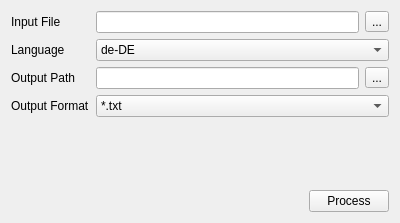
Before: the Qt Designer form ui/pystt_main.ui in olk90/pyToolbox, drawn with Qt 5.
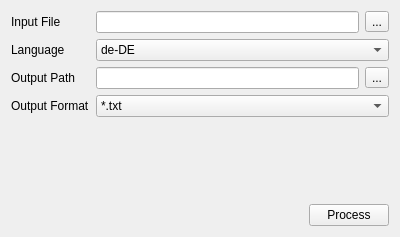
After: the same form once the commit is applied.

Commit message: first draft of file processing

What changed in the file:
```diff
--- a/ui/pystt_main.ui
+++ b/ui/pystt_main.ui
@@ -7,7 +7,7 @@
     <x>0</x>
     <y>0</y>
     <width>400</width>
-    <height>223</height>
+    <height>237</height>
    </rect>
   </property>
   <property name="sizePolicy">
```
Left out of the diff: 4 changed lines with no effect on the pictures. The commit also changes 2 other files.
